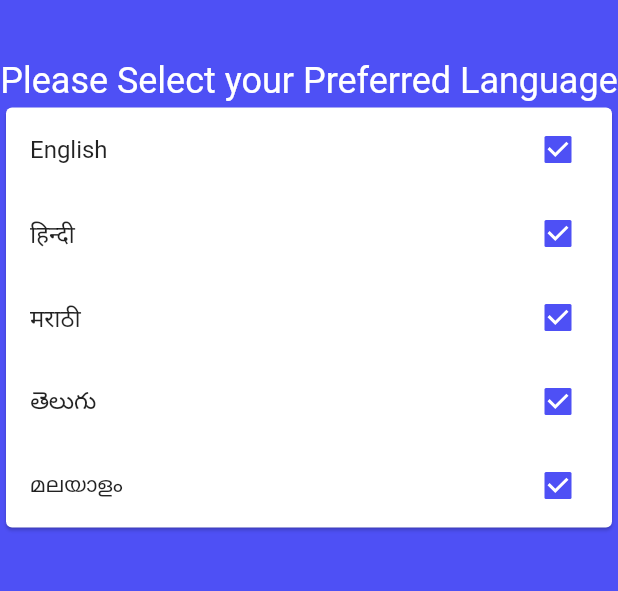
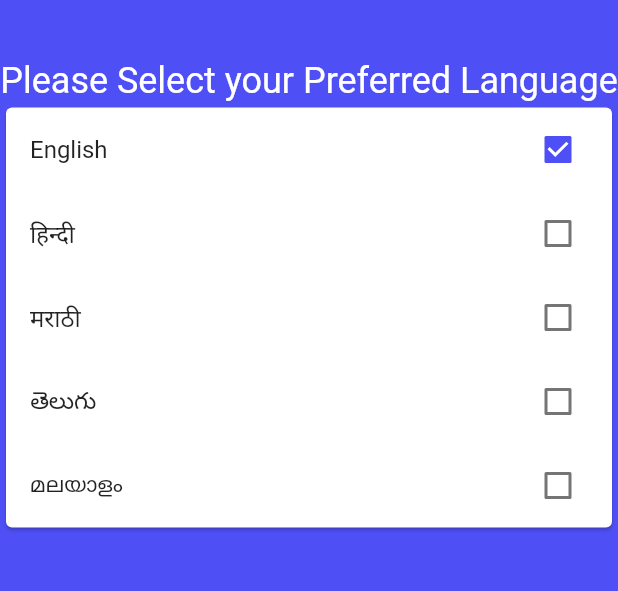
Before and after one commit to pepop99/ShopStock, a Flutter app: the screen it shows after launch, on a phone screen of 412 x 824 dp, the part 398-989 px from its top. Run offline on Flutter 3.47's test engine with Material 2 defaults, Android fonts, the phone set to English and light mode, and no system bars.

```diff
--- a/shopstock/lib/signin.dart
+++ b/shopstock/lib/signin.dart
@@ -1,4 +1,5 @@
 import 'package:flutter/material.dart';
+import 'dart:developer';
 
 class signIn extends StatefulWidget {
   @override
@@ -12,9 +13,16 @@ class _signInState extends State<signIn> {
     english = newValue;
   });
 
-  List<String> languages = ["English", "हिन्दी","मराठी","తెలుగు","മലയാളം"];
+//  List<String> languages = ["English", "हिन्दी","मराठी","తెలుగు","മലയാളം"];
+  Map<String, bool> langs = {
+  "English" : true,
+  "हिन्दी" : false,
+  "मराठी" : false,
+  "తెలుగు" : false,
+  "മലയാളം" : false,
+  };
   bool _isChecked = true;
-  String _currLang = '';
+  String _currLang = "English";
 
   @override
   Widget build(BuildContext context) {
@@ -54,16 +62,15 @@ class _signInState extends State<signIn> {
 //                new Checkbox(value: english, onChanged: _onEnglish),
 //
 //              ],),
-              languages.map((t) => CheckboxListTile(
-                title: Text(t),
-                value: _isChecked,
-                onChanged: (val) {
+              langs.keys.map((String t) => CheckboxListTile(
+                title: new Text(t),
+                value: langs[t],
+                onChanged: (bool val) {
                   setState(() {
-                    _isChecked = val;
-                    if (val == true) {
-                      _currLang = t;
-                    }
+                    langs[t] = val;
                   });
+                  langs[_currLang] = false;
+                  _currLang = t;
                 },
               )).toList()
             ),
```
